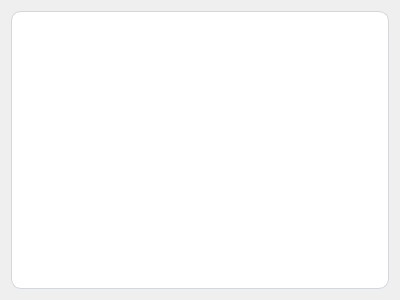
This is shadow/zshadowwidget.ui in weinkym/src_miao as Qt 5 draws it before an edit. The edited form follows.
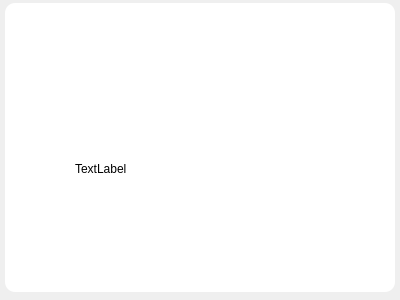
This is the edited form.

Diff of the .ui file:
```diff
--- a/shadow/zshadowwidget.ui
+++ b/shadow/zshadowwidget.ui
@@ -14,15 +14,43 @@
    <string>Form</string>
   </property>
   <layout class="QVBoxLayout" name="verticalLayout">
+   <property name="spacing">
+    <number>0</number>
+   </property>
+   <property name="leftMargin">
+    <number>5</number>
+   </property>
+   <property name="topMargin">
+    <number>3</number>
+   </property>
+   <property name="rightMargin">
+    <number>5</number>
+   </property>
+   <property name="bottomMargin">
+    <number>8</number>
+   </property>
    <item>
     <widget class="QWidget" name="widget_bg" native="true">
      <property name="styleSheet">
       <string notr="true">#widget_bg{
 	background: #ffffff;
-border: 1px solid #d3d6da;
+border: 0px solid #d3d6da;
 border-radius: 10px;
 }</string>
      </property>
+     <widget class="QLabel" name="label">
+      <property name="geometry">
+       <rect>
+        <x>70</x>
+        <y>140</y>
+        <width>151</width>
+        <height>51</height>
+       </rect>
+      </property>
+      <property name="text">
+       <string>TextLabel</string>
+      </property>
+     </widget>
     </widget>
    </item>
   </layout>
```
